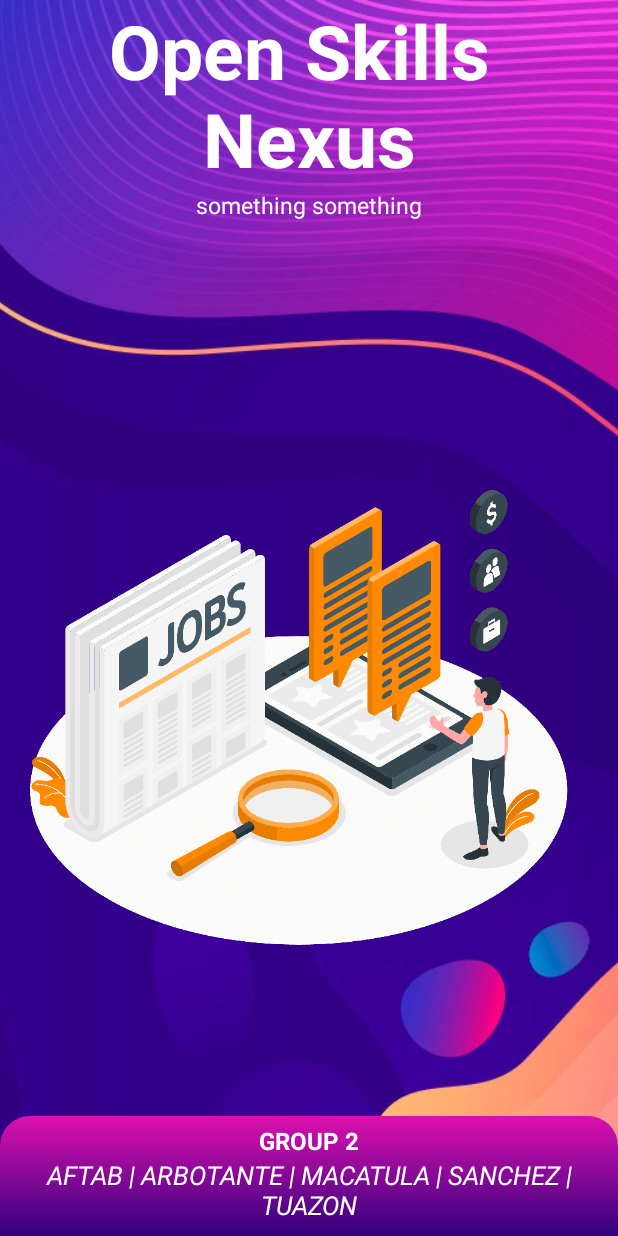
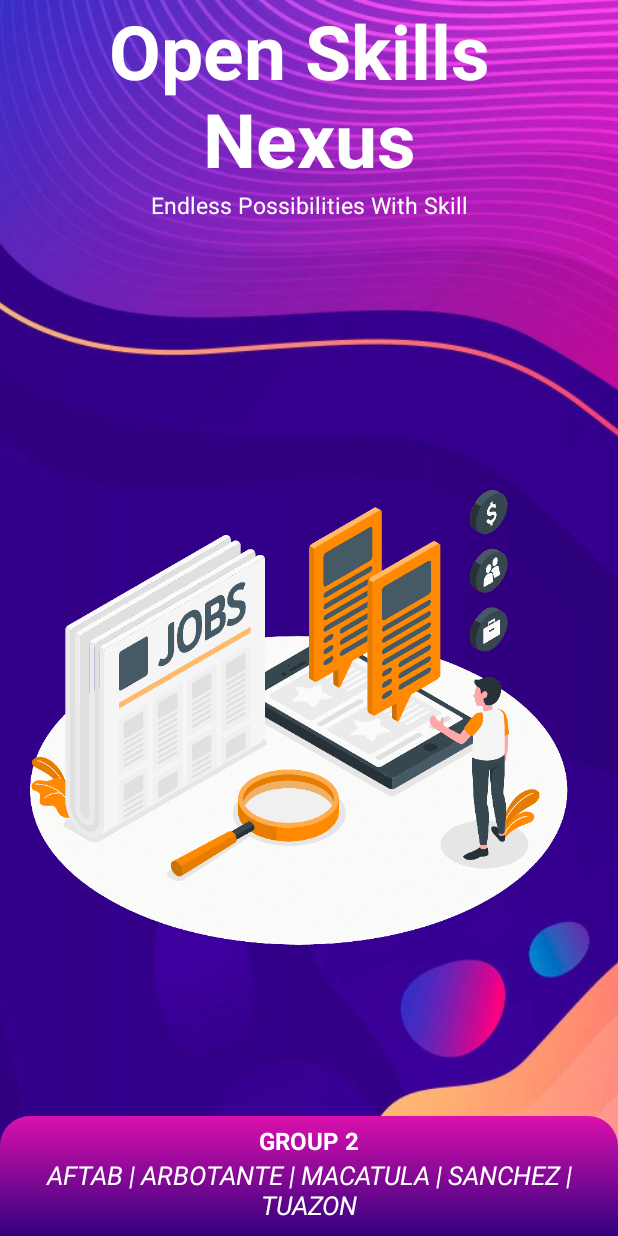
Before and after one commit to YnaMarie/Group2_Final_Project, an Android app: the layout activity_splash_screen.xml on its own in the app's theme, with its tools: preview values and no code run, on a phone screen of 412 x 824 dp. Run offline under Robolectric (Android 15) with nearby library versions, the phone set to English and light mode, and no system bars.

Commit message:
Final Commit

```diff
--- a/app/src/main/res/layout/activity_main.xml
+++ b/app/src/main/res/layout/activity_main.xml
@@ -62,7 +62,7 @@
             android:layout_width="@dimen/_100sdp"
             android:layout_height="130dp"
             android:background="@drawable/bg_signup_btn"
-            android:text="Save Job"
+            android:text="Saved Job"
             android:textAllCaps="false"
             android:textColor="@color/white" />
 
--- a/app/src/main/res/layout/activity_splash_screen.xml
+++ b/app/src/main/res/layout/activity_splash_screen.xml
@@ -33,7 +33,7 @@
             android:layout_width="match_parent"
             android:layout_height="wrap_content"
             android:gravity="center"
-            android:text="something something"
+            android:text="Endless Possibilities With Skill"
             android:textColor="@color/white"
             android:textSize="15sp" />
 
```
